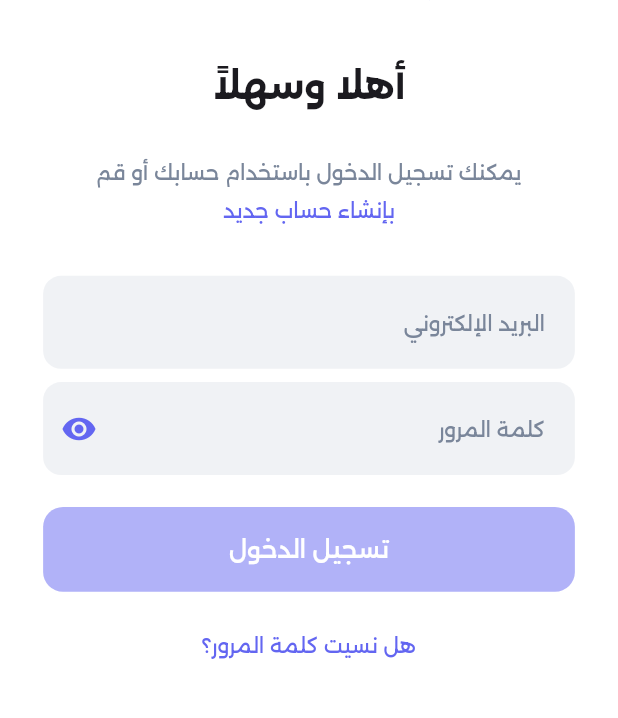
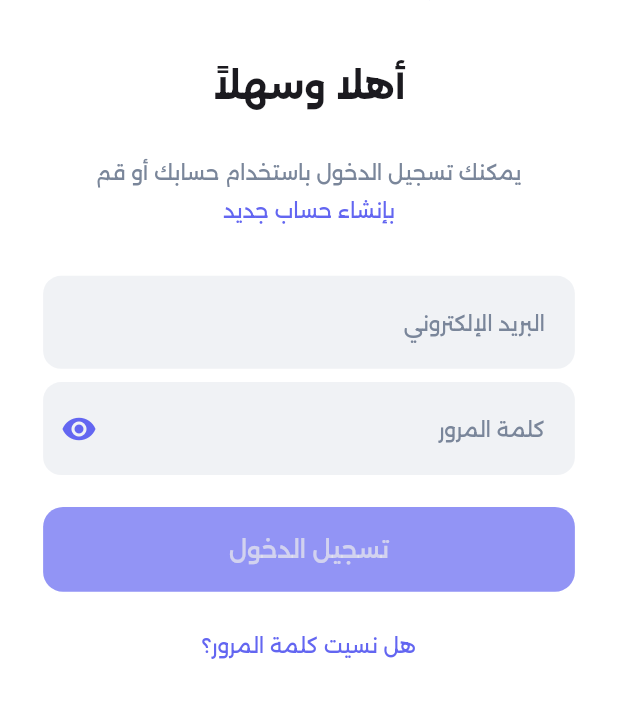
Before and after one commit to ahmed-alnabhi/zameel_app, a Flutter app: the screen it shows after launch, on a phone screen of 412 x 824 dp, the part 371-1089 px from its top. Run offline on Flutter 3.47's test engine with Material 3 defaults, Android fonts, the phone set to English and light mode, and no system bars; our stand-ins replace device_info_plus, dio, flutter_screenutil, flutter_svg, loading_indicator, pin_code_fields and 1 more; missing offline and left inert: msh_checkbox; project files that could hold a hidden picture were left out.

Commit message:
feat: integrate login with API, update UI, add custom SnackBar, and modify custom Button

```diff
--- a/lib/core/theme/dark_theme.dart
+++ b/lib/core/theme/dark_theme.dart
@@ -10,7 +10,7 @@ ThemeData darkTheme = ThemeData(
     onPrimary: AppColors.textColorDarkModePrimary,
     onSecondary: AppColors.textColorDarkModeSecondary,
     onSecondaryContainer: AppColors.textColorLightModePrimary,
-      onTertiaryContainer: AppColors.textColorLightModePrimary,
+    onTertiaryContainer: AppColors.textColorLightModePrimary,
     onSurface: Colors.white,
   ),
 
@@ -40,17 +40,17 @@ ThemeData darkTheme = ThemeData(
       fontFamily: AppFonts.mainFontName,
       color: AppColors.textColorDarkModePrimary,
     ),
-      bodySmall: TextStyle(
+    bodySmall: TextStyle(
       fontSize: 12,
       fontWeight: FontWeight.w400,
       fontFamily: AppFonts.mainFontName,
       color: AppColors.textColorLightModeSecondary,
-    ) ,
+    ),
   ),
-   elevatedButtonTheme: ElevatedButtonThemeData(
+  elevatedButtonTheme: ElevatedButtonThemeData(
     style: ElevatedButton.styleFrom(
-      disabledBackgroundColor: AppColors.primary50opacityColor,
-      disabledForegroundColor: AppColors.textButtonColor,
+      disabledBackgroundColor: AppColors.primaryColor.withValues(alpha: 0.7),
+      disabledForegroundColor: AppColors.textButtonColor.withValues(alpha: 0.7),
     ),
   ),
 );
--- a/lib/core/theme/light_theme.dart
+++ b/lib/core/theme/light_theme.dart
@@ -49,8 +49,8 @@ ThemeData lightTheme = ThemeData(
   ),
    elevatedButtonTheme: ElevatedButtonThemeData(
     style: ElevatedButton.styleFrom(
-      disabledBackgroundColor: AppColors.primary50opacityColor,
-      disabledForegroundColor: AppColors.textButtonColor,
+      disabledBackgroundColor: AppColors.primaryColor.withValues(alpha: 0.7),
+      disabledForegroundColor: AppColors.textButtonColor.withValues(alpha: 0.7),
     ),
   ),
 );
--- a/lib/core/widget/custom_button.dart
+++ b/lib/core/widget/custom_button.dart
@@ -1,19 +1,21 @@
 import 'package:flutter/material.dart';
 import 'package:flutter_screenutil/flutter_screenutil.dart';
+import 'package:loading_indicator/loading_indicator.dart';
 import 'package:zameel/core/theme/app_colors.dart';
 import 'package:zameel/core/theme/app_fonts.dart';
 
 class CustomButton extends StatelessWidget {
   final String text;
   final VoidCallback? onPressed;
-  // Color? backgroundColor;
+  final bool isLoading;
   final bool isEnabled;
 
   const CustomButton({
     super.key,
     required this.text,
     required this.onPressed,
-    this.isEnabled = true, // ✅ قيمة افتراضية
+    this.isEnabled = true,
+    this.isLoading = false,
   });
 
   @override
@@ -24,24 +26,30 @@ class CustomButton extends StatelessWidget {
       child: ElevatedButton(
         onPressed: isEnabled ? onPressed : null,
         style: ElevatedButton.styleFrom(
-          backgroundColor: isEnabled
-              ? AppColors.primaryColor
-              : AppColors.primary50opacityColor,
+          backgroundColor:
+              isEnabled
+                  ? AppColors.primaryColor
+                  : AppColors.primaryColor.withValues(alpha: 0.7),
           padding: EdgeInsets.symmetric(vertical: 16.h),
           shape: RoundedRectangleBorder(
             borderRadius: BorderRadius.circular(15.r),
           ),
           elevation: 0,
         ),
-        child: Text(
+        child: isLoading?  LoadingIndicator(
+              indicatorType: Indicator.ballPulse,
+              colors: const [Colors.white],
+              strokeWidth: 2,
+
+            ) : Text(
           text,
           style: TextStyle(
-            color: Colors.white,
+            color: isEnabled? AppColors.textButtonColor :AppColors.textButtonColor.withValues(alpha: 0.7),
             fontSize: 16,
             fontFamily: AppFonts.mainFontName,
             fontWeight: FontWeight.w500,
           ),
-        ),
+        )
       ),
     );
   }
--- /dev/null
+++ b/lib/core/widget/custom_snack_bar.dart
@@ -0,0 +1,21 @@
+import 'package:flutter/material.dart';
+
+ScaffoldFeatureController<SnackBar, SnackBarClosedReason> customSnackBar(
+  BuildContext context,
+  String message,
+  Color color,
+) {
+  return ScaffoldMessenger.of(context).showSnackBar(
+    SnackBar(
+      padding: EdgeInsets.all(10),
+      content: Text(
+        message,
+        style: const TextStyle(
+          color: Color.fromARGB(255, 0, 0, 0),
+          fontSize: 12,
+        ),
+      ),
+      backgroundColor: color,
+    ),
+  );
+}
--- a/lib/core/widget/custom_text_feild.dart
+++ b/lib/core/widget/custom_text_feild.dart
@@ -6,6 +6,7 @@ import 'package:zameel/core/theme/app_fonts.dart';
 class CustomTextField extends StatefulWidget {
   final String hintText;
   final bool isPassword;
+  final bool isEnabled;
   final TextEditingController controller;
   final String? Function(String?)? validator;
 
@@ -15,6 +16,7 @@ class CustomTextField extends StatefulWidget {
     required this.isPassword,
     required this.controller,
     this.validator,
+   this.isEnabled = true,
   });
 
   @override
@@ -27,6 +29,7 @@ class _CustomTextFieldState extends State<CustomTextField> {
   @override
   Widget build(BuildContext context) {
     return TextFormField(
+      enabled: widget.isEnabled,
       cursorColor: AppColors.primaryColor,
       controller: widget.controller,
       obscureText: widget.isPassword && !showPassword,
@@ -38,33 +41,26 @@ class _CustomTextFieldState extends State<CustomTextField> {
         color: Theme.of(context).colorScheme.onPrimary,
       ),
       decoration: InputDecoration(
-
         contentPadding: EdgeInsets.symmetric(horizontal: 16, vertical: 19),
         focusedBorder: OutlineInputBorder(
           borderRadius: BorderRadius.circular(12.r),
-          borderSide: BorderSide(
-            color: AppColors.primaryColor,
-          ),
-        ) ,
+          borderSide: BorderSide(color: AppColors.primaryColor),
+        ),
         errorBorder: OutlineInputBorder(
           borderRadius: BorderRadius.circular(12.r),
-          borderSide: BorderSide(
-            color: Theme.of(context).colorScheme.error,
-          ),
-        ) ,
+          borderSide: BorderSide(color: Theme.of(context).colorScheme.error),
+        ),
 
         focusedErrorBorder: OutlineInputBorder(
           borderRadius: BorderRadius.circular(12.r),
-          borderSide: BorderSide(
-            color: Theme.of(context).colorScheme.error,
-          ),
-        ) ,
+          borderSide: BorderSide(color: Theme.of(context).colorScheme.error),
+        ),
         errorStyle: TextStyle(
           fontFamily: AppFonts.mainFontName,
           fontSize: 11,
           fontWeight: FontWeight.w400,
           color: Theme.of(context).colorScheme.error,
-        ) ,
+        ),
         filled: true,
         fillColor: Theme.of(context).colorScheme.onSecondaryContainer,
         hintText: widget.hintText,
--- a/pubspec.yaml
+++ b/pubspec.yaml
@@ -38,9 +38,10 @@ dependencies:
   flutter_svg: ^2.1.0
   msh_checkbox: ^2.0.1
   pin_code_fields: ^8.0.1
-  http: ^1.4.0
-  go_router: ^15.1.2
   dio: ^5.8.0+1
+  shared_preferences:
+  device_info_plus: ^11.4.0
+  loading_indicator: ^3.1.1
 
 dev_dependencies:
   flutter_test:
```
Also changed, not shown: lib/core/networking/login_service.dart (added, +60 -0 lines), lib/screens/authentication/login_screen.dart (+57 -8 lines), lib/screens/home/home_screen.dart (added, +19 -0 lines), pubspec.lock, 2 other files.
